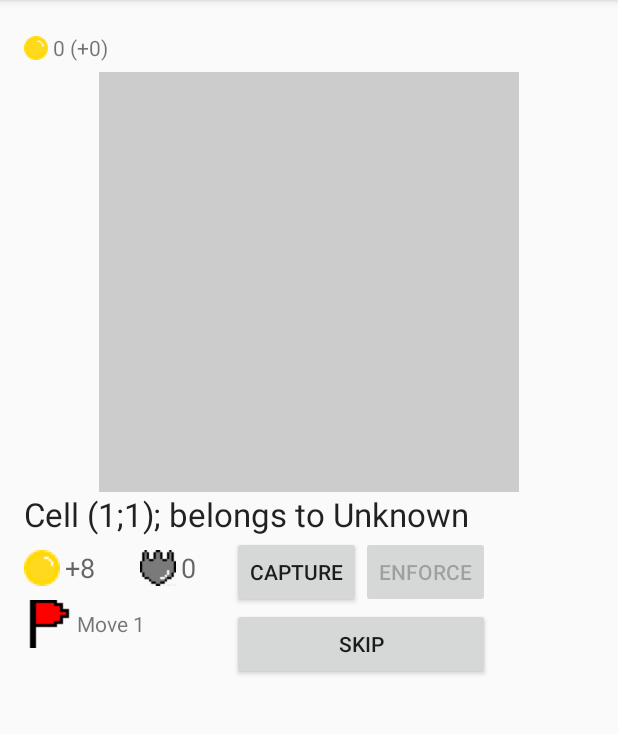
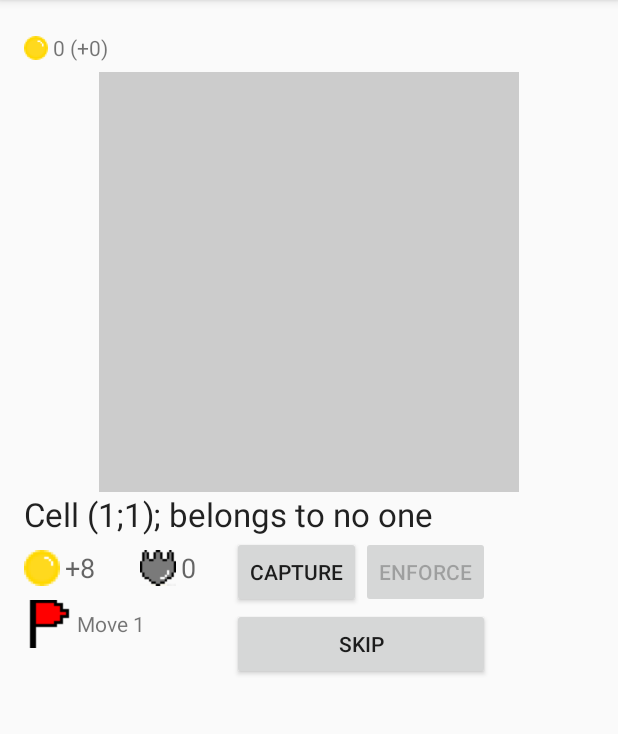
Before and after one commit to t1meshift/Landlords, an Android app: the screen it shows after launch (MainActivity), on a phone screen of 412 x 824 dp, the part 84-818 px from its top. Run offline under Robolectric (Android 15) with nearby library versions, the phone set to English and light mode, and no system bars.

Commit message:
fixed getTeamName()

```diff
--- a/app/src/main/java/ru/t1meshift/landlords/MainActivity.java
+++ b/app/src/main/java/ru/t1meshift/landlords/MainActivity.java
@@ -235,6 +235,8 @@ public class MainActivity extends AppCompatActivity {
         if (flag == playerFlag)
             return "you";
         switch (flag) {
+            case 0:
+                return "no one";
             case 1:
                 return "Red";
             case 2:
```
